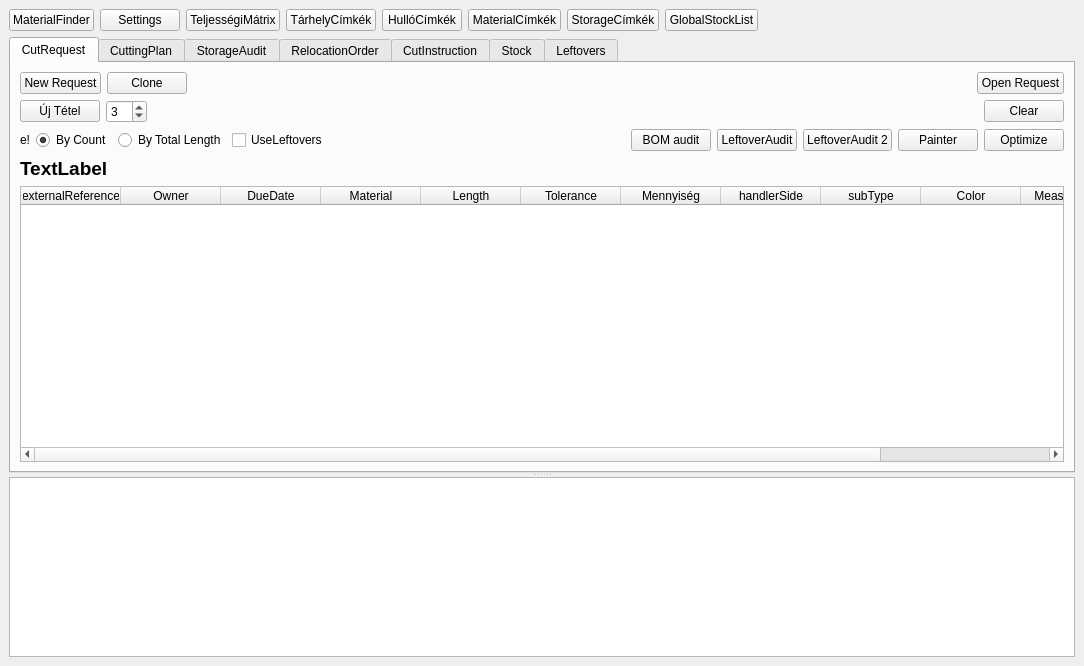
The window that view/MainWindow.ui (horvathzoltan/cutplannerpro) describes before a commit, drawn with Qt 5.
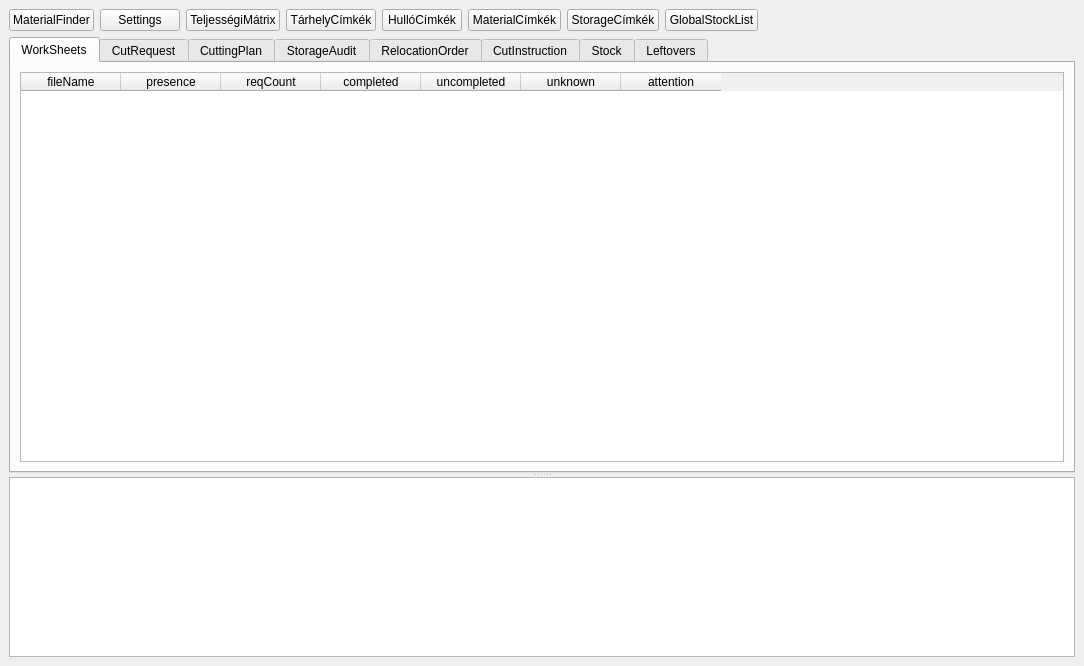
The same window after the commit.

Diff of the .ui file:
```diff
--- a/view/MainWindow.ui
+++ b/view/MainWindow.ui
@@ -119,6 +119,52 @@
         <property name="currentIndex">
          <number>0</number>
         </property>
+        <widget class="QWidget" name="worksheetTab">
+         <attribute name="title">
+          <string>WorkSheets</string>
+         </attribute>
+         <layout class="QVBoxLayout" name="verticalLayout_9">
+          <item>
+           <widget class="QTableWidget" name="tableWorksheets">
+            <column>
+             <property name="text">
+              <string>fileName</string>
+             </property>
+            </column>
+            <column>
+             <property name="text">
+              <string>presence</string>
+             </property>
+            </column>
+            <column>
+             <property name="text">
+              <string>reqCount</string>
+             </property>
+            </column>
+            <column>
+             <property name="text">
+              <string>completed</string>
+             </property>
+            </column>
+            <column>
+             <property name="text">
+              <string>uncompleted</string>
+             </property>
+            </column>
+            <column>
+             <property name="text">
+              <string>unknown</string>
+             </property>
+            </column>
+            <column>
+             <property name="text">
+              <string>attention</string>
+             </property>
+            </column>
+           </widget>
+          </item>
+         </layout>
+        </widget>
         <widget class="QWidget" name="cutrequest_tab">
          <attribute name="title">
           <string>CutRequest</string>
```
